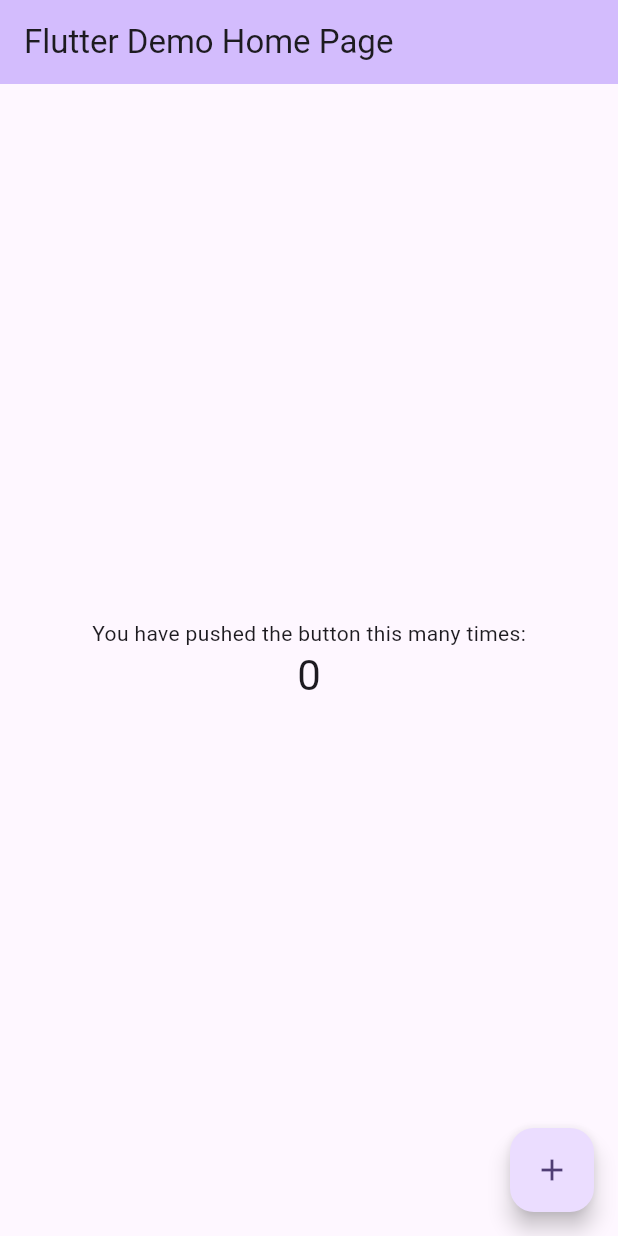
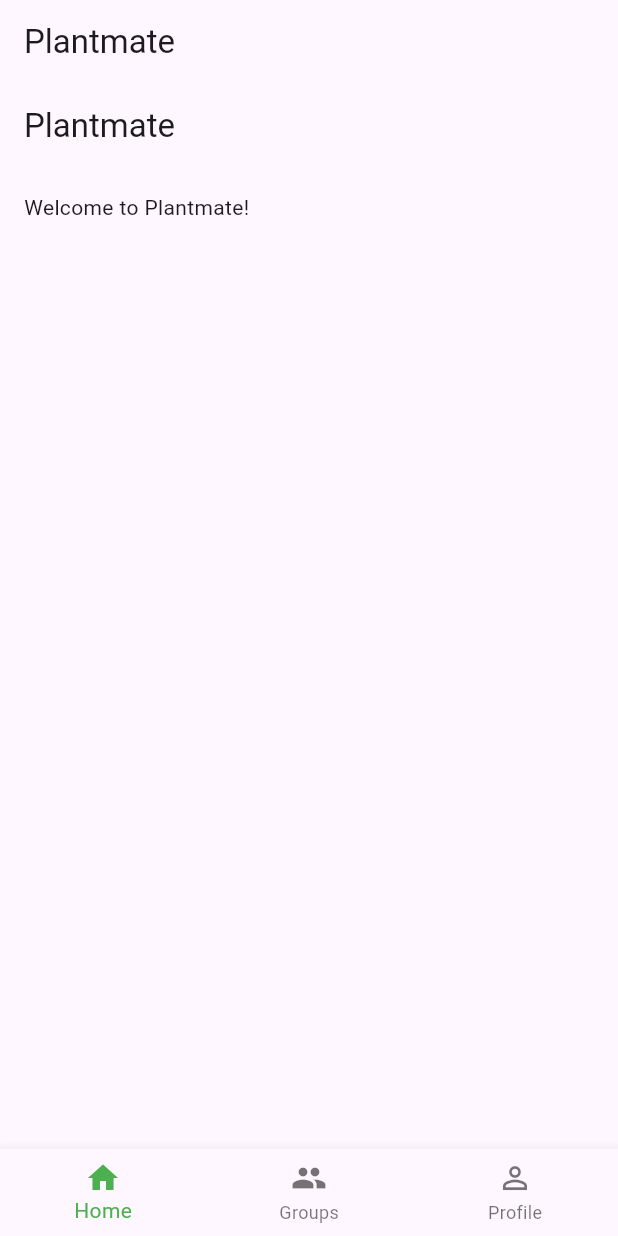
Before and after one commit to eddymango/plantmate, a Flutter app: the screen it shows after launch, on a phone screen of 412 x 824 dp. Run offline on Flutter 3.47's test engine with Material 3 defaults, Android fonts, the phone set to English and light mode, and no system bars.

Commit message:
BottomNavigationBar 구현 (Home,Group,Profile)"

```diff
--- a/plantmate/lib/main.dart
+++ b/plantmate/lib/main.dart
@@ -1,125 +1,6 @@
 import 'package:flutter/material.dart';
+import 'package:plantmate/plantmate.dart';
 
 void main() {
-  runApp(const MyApp());
+  runApp(const PlantMateApp());
 }
-
-class MyApp extends StatelessWidget {
-  const MyApp({super.key});
-
-  // This widget is the root of your application.
-  @override
-  Widget build(BuildContext context) {
-    return MaterialApp(
-      title: 'Flutter Demo',
-      theme: ThemeData(
-        // This is the theme of your application.
-        //
-        // TRY THIS: Try running your application with "flutter run". You'll see
-        // the application has a purple toolbar. Then, without quitting the app,
-        // try changing the seedColor in the colorScheme below to Colors.green
-        // and then invoke "hot reload" (save your changes or press the "hot
-        // reload" button in a Flutter-supported IDE, or press "r" if you used
-        // the command line to start the app).
-        //
-        // Notice that the counter didn't reset back to zero; the application
-        // state is not lost during the reload. To reset the state, use hot
-        // restart instead.
-        //
-        // This works for code too, not just values: Most code changes can be
-        // tested with just a hot reload.
-        colorScheme: ColorScheme.fromSeed(seedColor: Colors.deepPurple),
-        useMaterial3: true,
-      ),
-      home: const MyHomePage(title: 'Flutter Demo Home Page'),
-    );
-  }
-}
-
-class MyHomePage extends StatefulWidget {
-  const MyHomePage({super.key, required this.title});
-
-  // This widget is the home page of your application. It is stateful, meaning
-  // that it has a State object (defined below) that contains fields that affect
-  // how it looks.
-
-  // This class is the configuration for the state. It holds the values (in this
-  // case the title) provided by the parent (in this case the App widget) and
-  // used by the build method of the State. Fields in a Widget subclass are
-  // always marked "final".
-
-  final String title;
-
-  @override
-  State<MyHomePage> createState() => _MyHomePageState();
-}
-
-class _MyHomePageState extends State<MyHomePage> {
-  int _counter = 0;
-
-  void _incrementCounter() {
-    setState(() {
-      // This call to setState tells the Flutter framework that something has
-      // changed in this State, which causes it to rerun the build method below
-      // so that the display can reflect the updated values. If we changed
-      // _counter without calling setState(), then the build method would not be
-      // called again, and so nothing would appear to happen.
-      _counter++;
-    });
-  }
-
-  @override
-  Widget build(BuildContext context) {
-    // This method is rerun every time setState is called, for instance as done
-    // by the _incrementCounter method above.
-    //
-    // The Flutter framework has been optimized to make rerunning build methods
-    // fast, so that you can just rebuild anything that needs updating rather
-    // than having to individually change instances of widgets.
-    return Scaffold(
-      appBar: AppBar(
-        // TRY THIS: Try changing the color here to a specific color (to
-        // Colors.amber, perhaps?) and trigger a hot reload to see the AppBar
-        // change color while the other colors stay the same.
-        backgroundColor: Theme.of(context).colorScheme.inversePrimary,
-        // Here we take the value from the MyHomePage object that was created by
-        // the App.build method, and use it to set our appbar title.
-        title: Text(widget.title),
-      ),
-      body: Center(
-        // Center is a layout widget. It takes a single child and positions it
-        // in the middle of the parent.
-        child: Column(
-          // Column is also a layout widget. It takes a list of children and
-          // arranges them vertically. By default, it sizes itself to fit its
-          // children horizontally, and tries to be as tall as its parent.
-          //
-          // Column has various properties to control how it sizes itself and
-          // how it positions its children. Here we use mainAxisAlignment to
-          // center the children vertically; the main axis here is the vertical
-          // axis because Columns are vertical (the cross axis would be
-          // horizontal).
-          //
-          // TRY THIS: Invoke "debug painting" (choose the "Toggle Debug Paint"
-          // action in the IDE, or press "p" in the console), to see the
-          // wireframe for each widget.
-          mainAxisAlignment: MainAxisAlignment.center,
-          children: <Widget>[
-            const Text(
-              'You have pushed the button this many times:',
-            ),
-            Text(
-              '$_counter',
-              style: Theme.of(context).textTheme.headlineMedium,
-            ),
-          ],
-        ),
-      ),
-      floatingActionButton: FloatingActionButton(
-        onPressed: _incrementCounter,
-        tooltip: 'Increment',
-        child: const Icon(Icons.add),
-      ), // This trailing comma makes auto-formatting nicer for build methods.
-    );
-  }
-}
--- /dev/null
+++ b/plantmate/lib/plantmate.dart
@@ -0,0 +1,72 @@
+import 'dart:developer';
+
+import 'package:flutter/material.dart';
+import 'package:plantmate/screens/group_screen.dart';
+import 'package:plantmate/screens/home_screen.dart';
+import 'package:plantmate/screens/profile_screen.dart';
+
+
+
+final List<BottomNavigationBarItem> tabs = <BottomNavigationBarItem>[
+  BottomNavigationBarItem(icon: Icon(Icons.home), label: 'Home'),
+  BottomNavigationBarItem(icon: Icon(Icons.group),label: 'Groups'),
+  BottomNavigationBarItem(icon: Icon(Icons.person_outline),label: 'Profile'),
+];
+
+
+final List<Widget> myTabItems = [
+  HomeScreen(),
+  GroupScreen(),
+  ProfileScreen(),
+];
+
+
+
+
+class PlantMateApp extends StatefulWidget {
+  const PlantMateApp({super.key});
+
+  @override
+  State<PlantMateApp> createState() => _PlantMateAppState();
+}
+
+class _PlantMateAppState extends State<PlantMateApp> {
+
+  int _selectedIndex = 0;
+
+  void _onItemTapped(int index) {
+    setState(() {
+
+      log("index: $index");
+      _selectedIndex = index;
+    });
+  }
+
+
+
+ @override
+  Widget build(BuildContext context) {
+    return MaterialApp(
+      debugShowCheckedModeBanner: false,
+      title: 'Plantmate',
+      theme: ThemeData(
+        primarySwatch: Colors.green,
+      ),
+      home: DefaultTabController(length: tabs.length, child: Scaffold(
+        appBar: AppBar(
+          title: const Text('Plantmate'),
+        ),
+        bottomNavigationBar: BottomNavigationBar(
+          items: tabs,
+          currentIndex: _selectedIndex,
+          selectedItemColor: Colors.green,
+          onTap: _onItemTapped,
+        ),
+        body: IndexedStack(
+          index: _selectedIndex,
+          children: myTabItems,
+        ),
+      )),
+    );
+  }
+}
--- a/plantmate/lib/screens/group_screen.dart
+++ b/plantmate/lib/screens/group_screen.dart
@@ -0,0 +1,19 @@
+import 'package:flutter/material.dart';
+
+class GroupScreen extends StatelessWidget {
+  const GroupScreen({super.key});
+
+
+  @override
+  Widget build(BuildContext context) {
+    return Scaffold(
+      body: Padding(padding: const EdgeInsets.all(16.0),
+        child: Column(
+          children: const <Widget>[
+            Text('Welcome to Group!'),
+          ],
+        ),
+      ),
+    );
+  }
+}
--- a/plantmate/lib/screens/home_screen.dart
+++ b/plantmate/lib/screens/home_screen.dart
@@ -0,0 +1,21 @@
+import 'package:flutter/material.dart';
+
+class HomeScreen extends StatelessWidget {
+  const HomeScreen({super.key});
+
+  @override
+  Widget build(BuildContext context) {
+    return Scaffold(
+      appBar: AppBar(
+        title: const Text('Plantmate'),
+      ),
+      body: Padding(padding: const EdgeInsets.all(16.0),
+        child: Column(
+          children: const <Widget>[
+            Text('Welcome to Plantmate!'),
+          ],
+        ),
+      ),
+    );
+  }
+}
--- a/plantmate/lib/screens/profile_screen.dart
+++ b/plantmate/lib/screens/profile_screen.dart
@@ -0,0 +1,19 @@
+import 'package:flutter/material.dart';
+
+class ProfileScreen extends StatelessWidget {
+  const ProfileScreen({super.key});
+
+
+  @override
+  Widget build(BuildContext context) {
+    return Scaffold(
+      body: Padding(padding: const EdgeInsets.all(16.0),
+        child: Column(
+          children: const <Widget>[
+            Text('Welcome to Profile!'),
+          ],
+        ),
+      ),
+    );
+  }
+}
--- a/plantmate/pubspec.yaml
+++ b/plantmate/pubspec.yaml
@@ -34,6 +34,7 @@ dependencies:
   # The following adds the Cupertino Icons font to your application.
   # Use with the CupertinoIcons class for iOS style icons.
   cupertino_icons: ^1.0.8
+  get: ^4.6.6
 
 dev_dependencies:
   flutter_test:
```
Also changed, not shown: plantmate/pubspec.lock.
